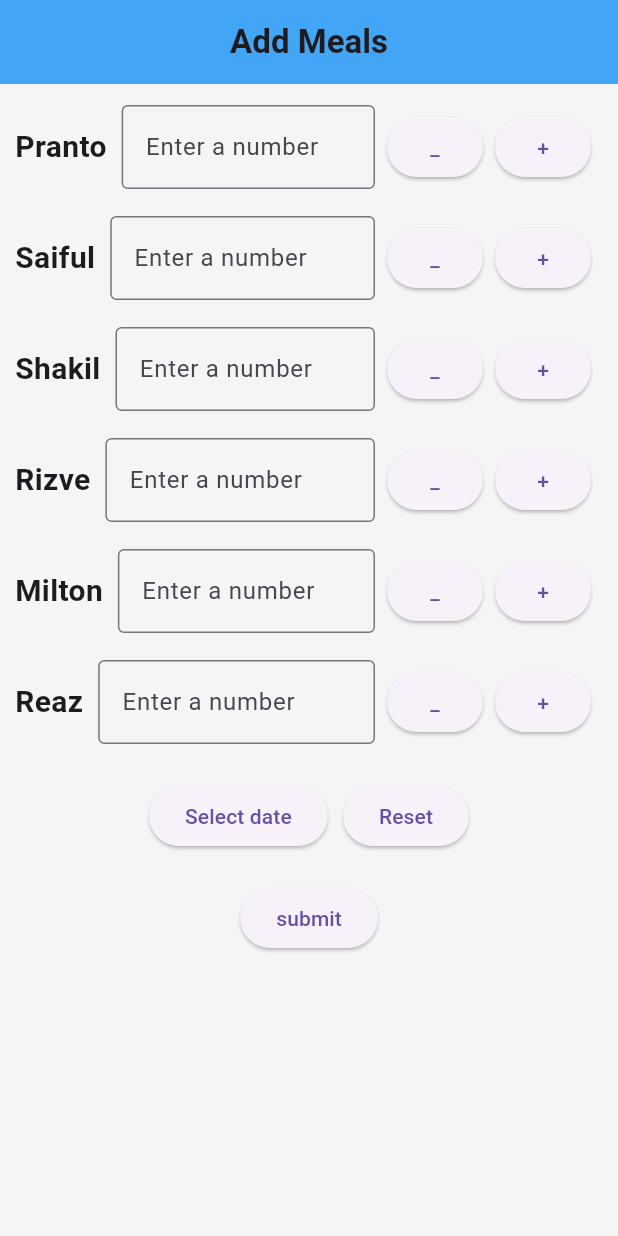
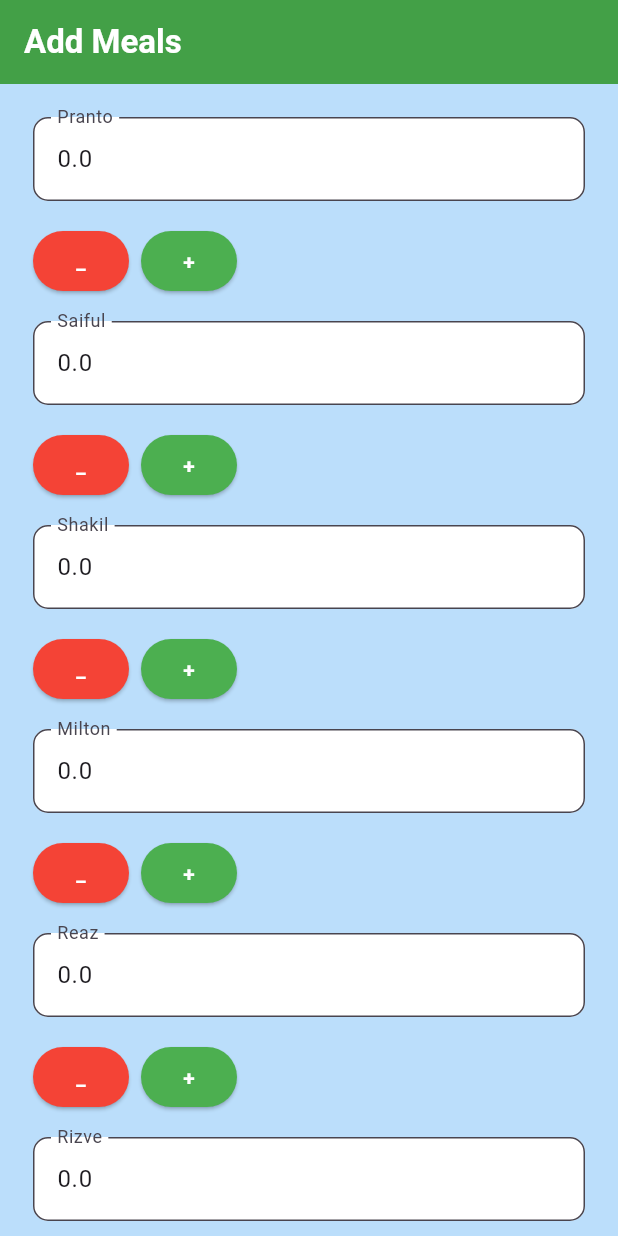
Before and after one commit to arnab125/first_app_flutter, a Flutter app: the screen it shows after launch, on a phone screen of 412 x 824 dp. Run offline on Flutter 3.47's test engine with Material 3 defaults, Android fonts, the phone set to English and light mode, and no system bars; our stand-ins replace google_fonts.

Commit message:
using controller, add meals

```diff
--- a/lib/main.dart
+++ b/lib/main.dart
@@ -1,4 +1,5 @@
 import 'package:first_project/screens/admin/meals_input.dart';
+import 'package:first_project/screens/admin/test.dart';
 import 'package:first_project/screens/bmi_home.dart';
 import 'package:first_project/screens/counter_app.dart';
 import 'package:first_project/screens/home_page.dart';
@@ -20,7 +21,8 @@ class MyApp extends StatelessWidget {
   @override
   Widget build(BuildContext context) {
     return MaterialApp(
-      home: Meals(),
+      debugShowCheckedModeBanner: false,
+      home: Khabar(),
     );
   }
 }
--- /dev/null
+++ b/lib/screens/admin/test.dart
@@ -0,0 +1,462 @@
+import 'package:flutter/material.dart';
+
+class Khabar extends StatefulWidget {
+  const Khabar({
+    super.key,
+  });
+
+  @override
+  State<Khabar> createState() => _KhabarState();
+}
+
+class _KhabarState extends State<Khabar> {
+  final prantoController = TextEditingController(text: '0.0');
+  final saifulController = TextEditingController(text: '0.0');
+  final shakilController = TextEditingController(text: '0.0');
+  final miltonController = TextEditingController(text: '0.0');
+  final reazController = TextEditingController(text: '0.0');
+  final rizveController = TextEditingController(text: '0.0');
+
+  DateTime selectedDate = DateTime.now();
+
+  Future<void> _selectDate(BuildContext context) async {
+    final DateTime? picked = await showDatePicker(
+      context: context,
+      initialDate: selectedDate,
+      firstDate: DateTime(2000),
+      lastDate: DateTime(2101),
+    );
+    if (picked != null) {
+      setState(() {
+        selectedDate = picked;
+      });
+    }
+  }
+
+  @override
+  void dispose() {
+    prantoController.dispose();
+    saifulController.dispose();
+    shakilController.dispose();
+    miltonController.dispose();
+    reazController.dispose();
+    rizveController.dispose();
+    super.dispose();
+  }
+
+  @override
+  Widget build(BuildContext context) {
+    return Scaffold(
+      appBar: AppBar(
+        title: Text('Add Meals', style: TextStyle(fontWeight: FontWeight.bold, color: Colors.white),),
+        backgroundColor: Colors.green[600],
+      ),
+      body: Container(
+        color: Colors.blue[100],
+        child: Form(
+
+          child: ListView(
+            padding: const EdgeInsets.all(14.0),
+            children: [
+              Padding(
+                padding: const EdgeInsets.all(8.0),
+                child: TextFormField(
+                  keyboardType: TextInputType.phone,
+                  controller: prantoController,
+                  decoration: InputDecoration(
+                    filled: true,
+                    fillColor: Colors.white,
+                    border: OutlineInputBorder(
+                      borderRadius: BorderRadius.circular(10),
+                    ),
+                    labelText: 'Pranto',
+                    hintText: 'Enter Pranto',
+                  ),
+                ),
+              ),
+              Row(
+                children: [
+                  ButtonBar(
+                    children: [
+                      ElevatedButton(
+                          style: ElevatedButton.styleFrom(
+                            backgroundColor: Colors.red[500],
+                          ),
+                          onPressed: () {
+                            setState(() {
+                              if (double.parse(prantoController.text) > 0){
+                                prantoController.text =
+                                  (double.parse(prantoController.text) - 1)
+                                      .toString();
+                              }
+                            });
+                          },
+                          child: Text('_', style: TextStyle(color: Colors.white, fontWeight: FontWeight.bold),)),
+                      ElevatedButton(
+                        style: ElevatedButton.styleFrom(
+                          backgroundColor: Colors.green[500],
+                        ),
+                        onPressed: () {
+                          setState(() {
+                            if (double.parse(prantoController.text) >= 0){
+                            prantoController.text =
+                                (double.parse(prantoController.text) + 1)
+                                    .toString();
+                          }
+                          });
+                        },
+                        child: Text('+' , style: TextStyle(color: Colors.white, fontWeight: FontWeight.bold),),
+                      )
+                    ],
+                  ),
+                ],
+              ),
+              Padding(
+                padding: const EdgeInsets.all(8.0),
+                child: TextFormField(
+                  controller: saifulController,
+                  decoration: InputDecoration(
+                    filled: true,
+                     fillColor: Colors.white,
+                    border: OutlineInputBorder(
+                      borderRadius: BorderRadius.circular(10),
+                    ),
+                    labelText: 'Saiful',
+                    hintText: 'Enter Saiful',
+                  ),
+                ),
+              ),
+              Row(
+                children: [
+                  ButtonBar(
+                    children: [
+                      ElevatedButton(
+                         style: ElevatedButton.styleFrom(
+                            backgroundColor: Colors.red[500],
+                          ),
+                          onPressed: () {
+                            setState(
+                              () {
+                                if (double.parse(saifulController.text) > 0){
+                                  saifulController.text =
+                                    (double.parse(saifulController.text) - 1)
+                                        .toString();
+                                }
+                              },
+                            );
+                          },
+                          child: Text('_', style: TextStyle(color: Colors.white, fontWeight: FontWeight.bold),)),
+                      ElevatedButton(
+                         style: ElevatedButton.styleFrom(
+                          backgroundColor: Colors.green[500],
+                        ),
+                        onPressed: () {
+                          setState(() {
+                            if (double.parse(saifulController.text) >= 0){
+                            saifulController.text =
+                                (double.parse(saifulController.text) + 1)
+                                    .toString();
+                          }
+                          });
+                        },
+                        child: Text('+', style: TextStyle(color: Colors.white, fontWeight: FontWeight.bold),),
+                      )
+                    ],
+                  ),
+                ],
+              ),
+              Padding(
+                padding: const EdgeInsets.all(8.0),
+                child: TextFormField(
+                  controller: shakilController,
+                  decoration: InputDecoration(
+                    filled: true,
+                     fillColor: Colors.white,
+                    border: OutlineInputBorder(
+                      borderRadius: BorderRadius.circular(10),
+                    ),
+                    labelText: 'Shakil',
+                    hintText: 'Enter Shakil',
+                  ),
+                ),
+              ),
+              Row(
+                children: [
+                  ButtonBar(
+                    children: [
+                      ElevatedButton(
+                         style: ElevatedButton.styleFrom(
+                            backgroundColor: Colors.red[500],
+                          ),
+                          onPressed: () {
+                            setState(
+                              () {
+                                if (double.parse(shakilController.text) > 0){
+                                  shakilController.text =
+                                    (double.parse(shakilController.text) - 1)
+                                        .toString();
+                                }
+                              },
+                            );
+                          },
+                          child: Text('_', style: TextStyle(color: Colors.white, fontWeight: FontWeight.bold),)),
+                      ElevatedButton(
+                         style: ElevatedButton.styleFrom(
+                          backgroundColor: Colors.green[500],
+                        ),
+                        onPressed: () {
+                          setState(() {
+                            if (double.parse(shakilController.text) >= 0){
+                            shakilController.text =
+                                (double.parse(shakilController.text) + 1)
+                                    .toString();
+                          }
+                          });
+                        },
+                        child: Text('+', style: TextStyle(color: Colors.white, fontWeight: FontWeight.bold),),
+                      )
+                    ],
+                  ),
+                ],
+              ),
+              Padding(
+                padding: const EdgeInsets.all(8.0),
+                child: TextFormField(
+                  controller: miltonController,
+                  decoration: InputDecoration(
+                    filled: true,
+                     fillColor: Colors.white,
+                    border: OutlineInputBorder(
+                      borderRadius: BorderRadius.circular(10),
+                    ),
+                    labelText: 'Milton',
+                    hintText: 'Enter Milton',
+                  ),
+                ),
+              ),
+              Row(
+                children: [
+                  ButtonBar(
+                    children: [
+                      ElevatedButton(
+                         style: ElevatedButton.styleFrom(
+                            backgroundColor: Colors.red[500],
+                          ),
+                          onPressed: () {
+                            setState(
+                              () {
+                                if (double.parse(miltonController.text) > 0){
+                                  miltonController.text =
+                                    (double.parse(miltonController.text) - 1)
+                                        .toString();
+                                }
+                              },
+                            );
+                          },
+                          child: Text('_', style: TextStyle(color: Colors.white, fontWeight: FontWeight.bold),)),
+                      ElevatedButton(
+                         style: ElevatedButton.styleFrom(
+                          backgroundColor: Colors.green[500],
+                        ),
+                        onPressed: () {
+                          setState(
+                            () {
+                              if (double.parse(miltonController.text) >= 0){
+                                miltonController.text =
+                                  (double.parse(miltonController.text) + 1)
+                                      .toString();
+                              }
+                            },
+                          );
+                        },
+                        child: Text('+', style: TextStyle(color: Colors.white, fontWeight: FontWeight.bold),),
+                      )
+                    ],
+                  ),
+                ],
+              ),
+              Padding(
+                padding: const EdgeInsets.all(8.0),
+                child: TextFormField(
+                  controller: reazController,
+                  decoration: InputDecoration(
+                     filled: true,
+                     fillColor: Colors.white,
+                    border: OutlineInputBorder(
+                      borderRadius: BorderRadius.circular(10),
+                    ),
+                    labelText: 'Reaz',
+                    hintText: 'Enter Reaz',
+                  ),
+                ),
+              ),
+              Row(
+                children: [
+                  ButtonBar(
+                    children: [
+                      ElevatedButton(
+                         style: ElevatedButton.styleFrom(
+                            backgroundColor: Colors.red[500],
+                          ),
+                          onPressed: () {
+                            setState(
+                              () {
+                                if (double.parse(reazController.text) > 0){
+                                  reazController.text =
+                                    (double.parse(reazController.text) - 1)
+                                        .toString();
+                                }
+                              },
+                            );
+                          },
+                          child: Text('_', style: TextStyle(color: Colors.white, fontWeight: FontWeight.bold),)),
+                      ElevatedButton(
+                         style: ElevatedButton.styleFrom(
+                          backgroundColor: Colors.green[500],
+                        ),
+                        onPressed: () {
+                          setState(
+                            () {
+                              if (double.parse(reazController.text) >= 0){
+                                reazController.text =
+                                  (double.parse(reazController.text) + 1)
+                                      .toString();
+                              }
+                            },
+                          );
+                        },
+                        child: Text('+', style: TextStyle(color: Colors.white, fontWeight: FontWeight.bold),),
+                      )
+                    ],
+                  ),
+                ],
+              ),
+              Padding(
+                padding: const EdgeInsets.all(8.0),
+                child: TextFormField(
+                  controller: rizveController,
+                  decoration: InputDecoration(
+                      filled: true,
+                     fillColor: Colors.white,
+                    border: OutlineInputBorder(
+                      borderRadius: BorderRadius.circular(10),
+                    ),
+                    labelText: 'Rizve',
+                    hintText: 'Enter Rizve',
+                  ),
+                ),
+              ),
+              Row(
+                children: [
+                  ButtonBar(
+                    children: [
+                      ElevatedButton(
+                         style: ElevatedButton.styleFrom(
+                            backgroundColor: Colors.red[500],
+                          ),
+                          onPressed: () {
+                            setState(
+                              () {
+                                if (double.parse(rizveController.text) > 0){
+                                  rizveController.text =
+                                    (double.parse(rizveController.text) - 1)
+                                        .toString();
+                                }
+                              },
+                            );
+                          },
+                          child: Text('_', style: TextStyle(color: Colors.white, fontWeight: FontWeight.bold),)),
+                      ElevatedButton(
+                        style: ElevatedButton.styleFrom(
+                          backgroundColor: Colors.green[500],
+                        ),
+
+                        onPressed: () {
+                          setState(
+                            () {
+                              if (double.parse(rizveController.text) >= 0){
+                                rizveController.text =
+                                  (double.parse(rizveController.text) + 1)
+                                      .toString();
+                              }
+                            },
+                          );
+                        },
+                        child: Text('+', style: TextStyle(color: Colors.white, fontWeight: FontWeight.bold),),
+                      )
+                    ],
+                  ),
+                ],
+              ),
+              SizedBox(height: 20),
+              Row(
+                children: [
+                  ElevatedButton(
+                      style: ElevatedButton.styleFrom(
+                        backgroundColor: Colors.green[500],
+                      ),
+                      onPressed: () => _selectDate(context),
+                      child: Row(
+                        children: [
+                          Text('Select date ', style: TextStyle(color: Colors.white, fontWeight: FontWeight.bold, fontSize: 16),),
+                          Icon(Icons.calendar_today, color: Colors.white, size: 16,),
+                        ],
+                      )
+
+                    ),
+                  SizedBox(width: 20),
+                  ElevatedButton(onPressed: () {
+                    showDefaultValuesPopup(context);
+                  },
+                  child: Row(
+                    children: [
+                      Text('Submit ', style: TextStyle(fontSize: 16, fontWeight: FontWeight.bold, color: Colors.white),),
+                      Icon(Icons.check, color: Colors.white, size: 16,)
+                    ],
+                  ),
+                  style: ElevatedButton.styleFrom(backgroundColor: Colors.blue[400]),
+                  ),
+                ],
+              )
+            ],
+          ),
+        ),
+      ),
+
+    );
+
+  }
+
+  void showDefaultValuesPopup(BuildContext context) {
+  showDialog(
+    context: context,
+    builder: (BuildContext context) {
+      return AlertDialog(
+        title: Text('Meals for ${selectedDate.day}/${selectedDate.month}/${selectedDate.year}'),
+        content: SingleChildScrollView(
+          child: ListBody(
+            children: <Widget>[
+              Text('Pranto: ${prantoController.text}'),
+              Text('Saiful: ${saifulController.text}'),
+              Text('Shakil: ${shakilController.text}'),
+              Text('Milton: ${miltonController.text}'),
+              Text('Reaz: ${reazController.text}'),
+              Text('Rizve: ${rizveController.text}'),
+            ],
+          ),
+        ),
+        actions: <Widget>[
+          TextButton(
+            onPressed: () {
+              Navigator.of(context).pop();
+            },
+            child: Text('OK'),
+          ),
+        ],
+      );
+    },
+  );
+}
+
+
+}
```
